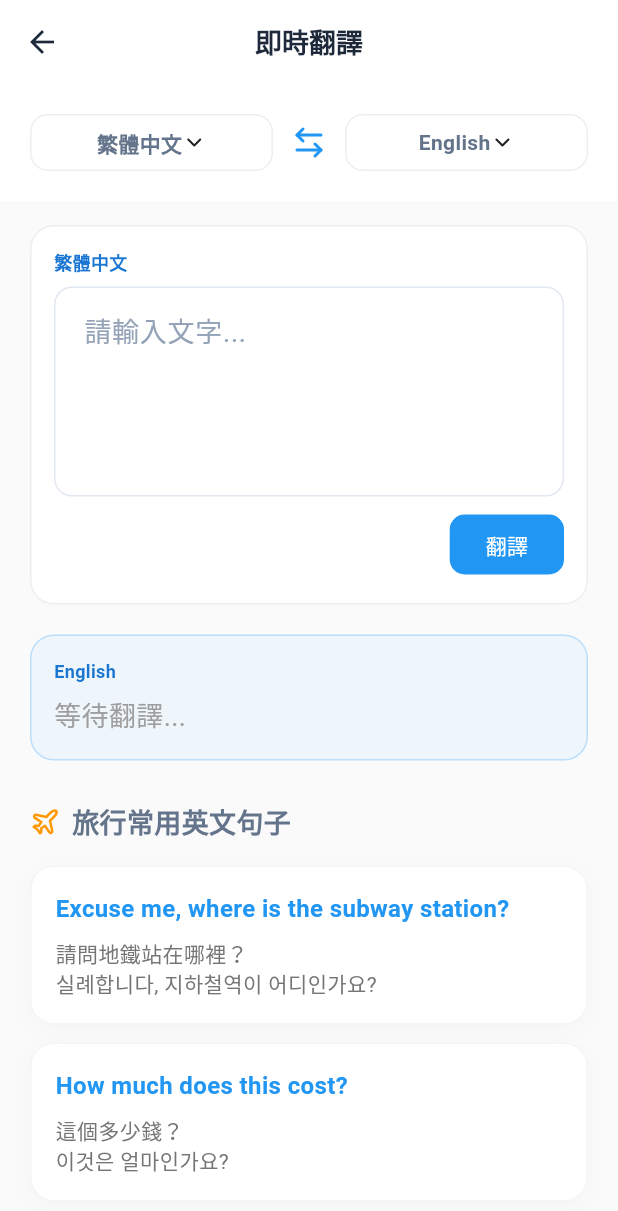
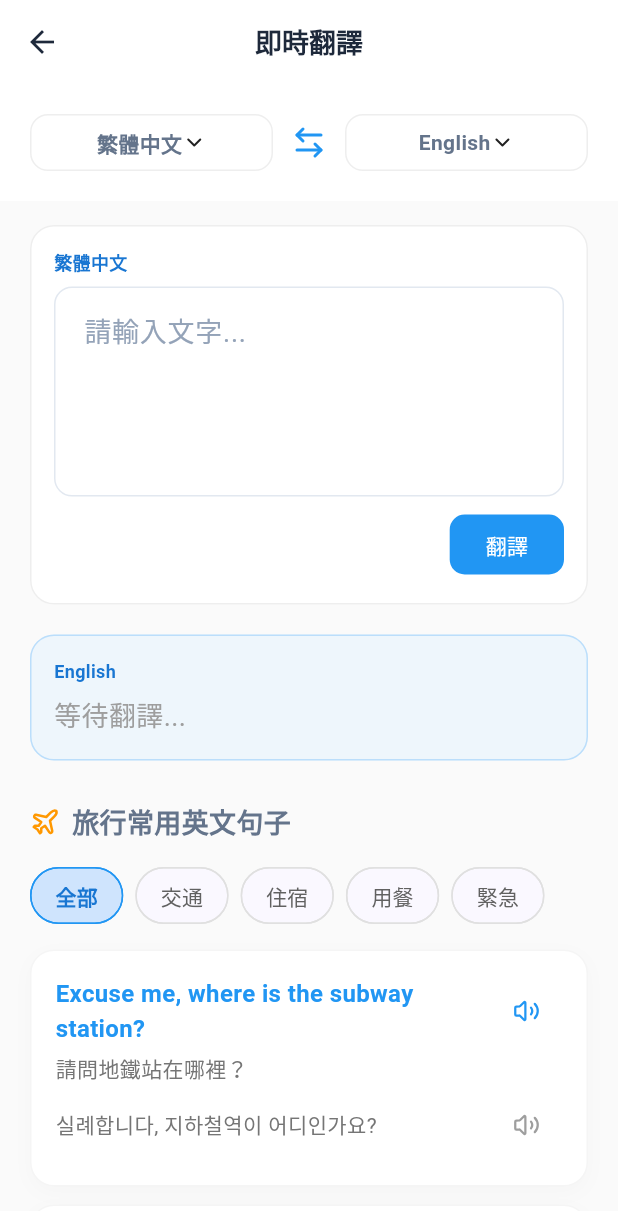
Before and after one commit to kawawei/TripFun, a Flutter app: the TranslatorPage screen opened directly, on a phone screen of 412 x 824 dp. Shown: the top 1211 px of the screen. Run offline on Flutter 3.47's test engine with Material 3 defaults, Android fonts, the phone set to English and light mode, and no system bars; our stand-ins replace dio, fl_chart, flutter_native_timezone, flutter_riverpod, flutter_tts, lucide_icons and 1 more; missing offline and left inert: translator.

Commit message:
feat(translator): add phrase categorization and dual-language TTS support

```diff
--- a/mobile/lib/presentation/pages/toolbox/translator_page.dart
+++ b/mobile/lib/presentation/pages/toolbox/translator_page.dart
@@ -198,15 +198,27 @@ class _TranslatorPageState extends ConsumerState<TranslatorPage> {
   };
 
   final List<Map<String, String>> _travelPhrases = [
-    {'en': 'Excuse me, where is the subway station?', 'zh': '請問地鐵站在哪裡？', 'ko': '실례합니다, 지하철역이 어디인가요?'},
-    {'en': 'How much does this cost?', 'zh': '這個多少錢？', 'ko': '이것은 얼마인가요?'},
-    {'en': 'Can I have the check, please?', 'zh': '請給我帳單。', 'ko': '계산서 좀 주시겠어요?'},
-    {'en': 'Where is the nearest pharmacy?', 'zh': '最近的藥局在哪裡？', 'ko': '가장 가까운 약국이 어디인가요?'},
-    {'en': 'I have a reservation.', 'zh': '我有預約。', 'ko': '예약했습니다.'},
-    {'en': 'Could you please help me?', 'zh': '可以請你幫幫我嗎？', 'ko': '도와주실 수 있나요?'},
-    {'en': 'I do not speak English very well.', 'zh': '我的英文不太好。', 'ko': '영어를 잘 못합니다.'},
-    {'en': 'What time is the check-out?', 'zh': '退房時間是什麼時候？', 'ko': '체크아웃 시간이 언제인가요?'},
+    // 交通與自駕
+    {'en': 'Excuse me, where is the subway station?', 'zh': '請問地鐵站在哪裡？', 'ko': '실례합니다, 지하철역이 어디인가요?', 'category': '交通'},
+    {'en': 'What kind of gasoline should I use for this car?', 'zh': '請問這台車要加什麼油？', 'ko': '이 차는 어떤 연료를 넣어야 하나요?', 'category': '交通'},
+    {'en': 'Does this car take gasoline or diesel?', 'zh': '這是汽油還是柴油？', 'ko': '이것은 휘발유인가요 아니면 경유인가요?', 'category': '交通'},
+    {'en': 'Fill it up, please.', 'zh': '請幫我加滿。', 'ko': '가득 채워주세요.', 'category': '交通'},
+    {'en': 'Where can I return the car?', 'zh': '我可以在哪裡還車？', 'ko': '어디에서 차를 반납할 수 있나요?', 'category': '交通'},
+    // 住宿
+    {'en': 'I have a reservation.', 'zh': '我有預約。', 'ko': '예약했습니다.', 'category': '住宿'},
+    {'en': 'What time is the check-out?', 'zh': '退房時間是什麼時候？', 'ko': '체크아웃 시간이 언제인가요?', 'category': '住宿'},
+    {'en': 'Can I leave my luggage here?', 'zh': '我可以把行李寄放在這裡嗎？', 'ko': '여기에 짐을 맡길 수 있나요?', 'category': '住宿'},
+    // 用餐
+    {'en': 'Can I have the check, please?', 'zh': '請給我帳單。', 'ko': '계산서 좀 주시겠어요?', 'category': '用餐'},
+    {'en': 'How much does this cost?', 'zh': '這個多少錢？', 'ko': '이것은 얼마인가요?', 'category': '用餐'},
+    // 緊急
+    {'en': 'Where is the nearest pharmacy?', 'zh': '最近的藥局在哪裡？', 'ko': '가장 가까운 약국이 어디인가요?', 'category': '緊急'},
+    {'en': 'Could you please help me?', 'zh': '可以請你幫幫我嗎？', 'ko': '도와주실 수 있나요?', 'category': '緊急'},
+    {'en': 'I do not speak English very well.', 'zh': '我的英文不太好。', 'ko': '영어를 잘 못합니다.', 'category': '緊急'},
   ];
+
+  String _selectedCategory = '全部';
+  final List<String> _categories = ['全部', '交通', '住宿', '用餐', '緊急'];
 
   @override
   void dispose() {
@@ -443,13 +455,51 @@ class _TranslatorPageState extends ConsumerState<TranslatorPage> {
                     ],
                   ),
                   const SizedBox(height: 16),
+                  // 分類標籤 / Category Chips
+                  SizedBox(
+                    height: 40,
+                    child: ListView.separated(
+                      scrollDirection: Axis.horizontal,
+                      itemCount: _categories.length,
+                      separatorBuilder: (context, index) => const SizedBox(width: 8),
+                      itemBuilder: (context, index) {
+                        final category = _categories[index];
+                        final isSelected = _selectedCategory == category;
+                        return ChoiceChip(
+                          label: Text(category),
+                          selected: isSelected,
+                          onSelected: (selected) {
+                            if (selected) {
+                              setState(() => _selectedCategory = category);
+                            }
+                          },
+                          selectedColor: Colors.blue.withOpacity(0.2),
+                          labelStyle: TextStyle(
+                            color: isSelected ? Colors.blue[700] : Colors.grey[700],
+                            fontWeight: isSelected ? FontWeight.bold : FontWeight.normal,
+                          ),
+                          shape: RoundedRectangleBorder(
+                            borderRadius: BorderRadius.circular(20),
+                            side: BorderSide(
+                              color: isSelected ? Colors.blue : Colors.grey.shade300,
+                            ),
+                          ),
+                          showCheckmark: false,
+                        );
+                      },
+                    ),
+                  ),
+                  const SizedBox(height: 16),
                   ListView.separated(
                     shrinkWrap: true,
                     physics: const NeverScrollableScrollPhysics(),
-                    itemCount: _travelPhrases.length,
+                    itemCount: _travelPhrases.where((p) => _selectedCategory == '全部' || p['category'] == _selectedCategory).length,
                     separatorBuilder: (context, index) => const SizedBox(height: 12),
                     itemBuilder: (context, index) {
-                      final phrase = _travelPhrases[index];
+                      final filteredPhrases = _travelPhrases
+                          .where((p) => _selectedCategory == '全部' || p['category'] == _selectedCategory)
+                          .toList();
+                      final phrase = filteredPhrases[index];
                       return _buildPhraseCard(context, phrase, notifier);
                     },
                   ),
@@ -555,10 +605,16 @@ class _TranslatorPageState extends ConsumerState<TranslatorPage> {
             ),
           ],
         ),
+        child: Row(
+          children: [
+            Expanded(
               child: Column(
                 crossAxisAlignment: CrossAxisAlignment.start,
                 children: [
-            Text(
+                  Row(
+                    children: [
+                      Expanded(
+                        child: Text(
                           phrase['en']!,
                           style: const TextStyle(
                             fontSize: 16,
@@ -566,7 +622,16 @@ class _TranslatorPageState extends ConsumerState<TranslatorPage> {
                             color: Colors.blue,
                           ),
                         ),
-            const SizedBox(height: 8),
+                      ),
+                      IconButton(
+                        icon: const Icon(LucideIcons.volume2, color: Colors.blue, size: 18),
+                        constraints: const BoxConstraints(),
+                        padding: const EdgeInsets.all(4),
+                        onPressed: () => ref.read(ttsProvider.notifier).speak(phrase['en']!, 'en'),
+                      ),
+                    ],
+                  ),
+                  const SizedBox(height: 4),
                   Text(
                     phrase['zh']!,
                     style: TextStyle(
@@ -574,11 +639,27 @@ class _TranslatorPageState extends ConsumerState<TranslatorPage> {
                       color: Colors.grey[600],
                     ),
                   ),
-            Text(
+                  const SizedBox(height: 4),
+                  Row(
+                    children: [
+                      Expanded(
+                        child: Text(
                           phrase['ko']!,
                           style: TextStyle(
                             fontSize: 14,
                             color: Colors.grey[600],
+                          ),
+                        ),
+                      ),
+                      IconButton(
+                        icon: const Icon(LucideIcons.volume2, color: Colors.grey, size: 18),
+                        constraints: const BoxConstraints(),
+                        padding: const EdgeInsets.all(4),
+                        onPressed: () => ref.read(ttsProvider.notifier).speak(phrase['ko']!, 'ko'),
+                      ),
+                    ],
+                  ),
+                ],
               ),
             ),
           ],
```
Lines whose indentation alone changed are shown as unchanged.
